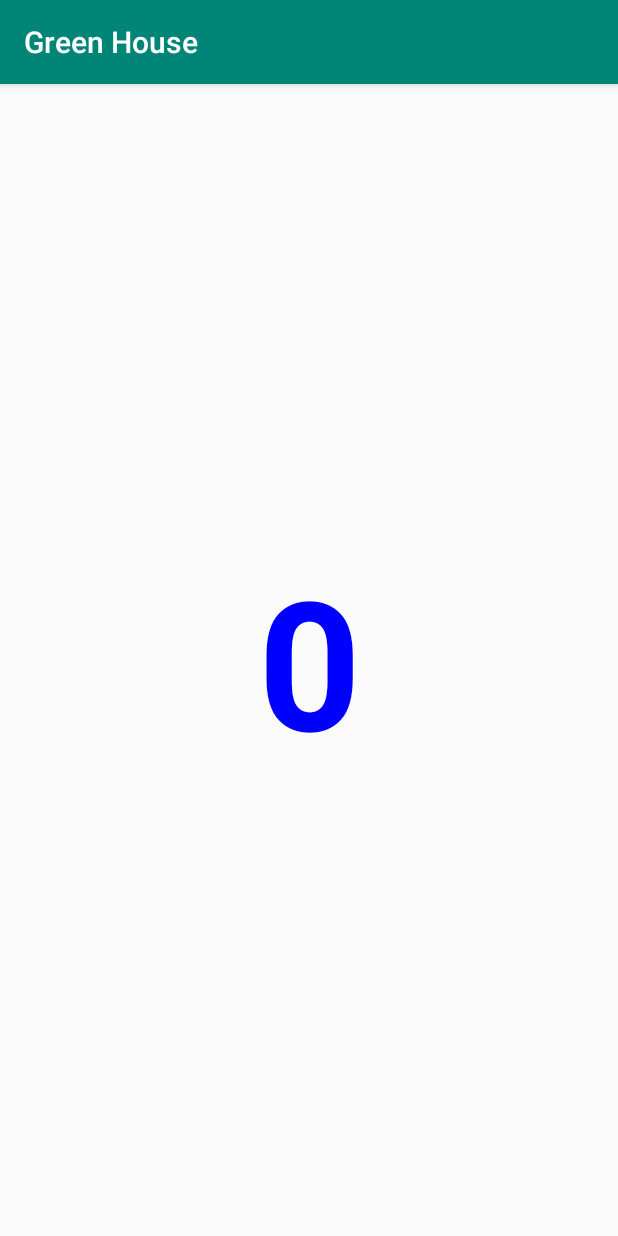
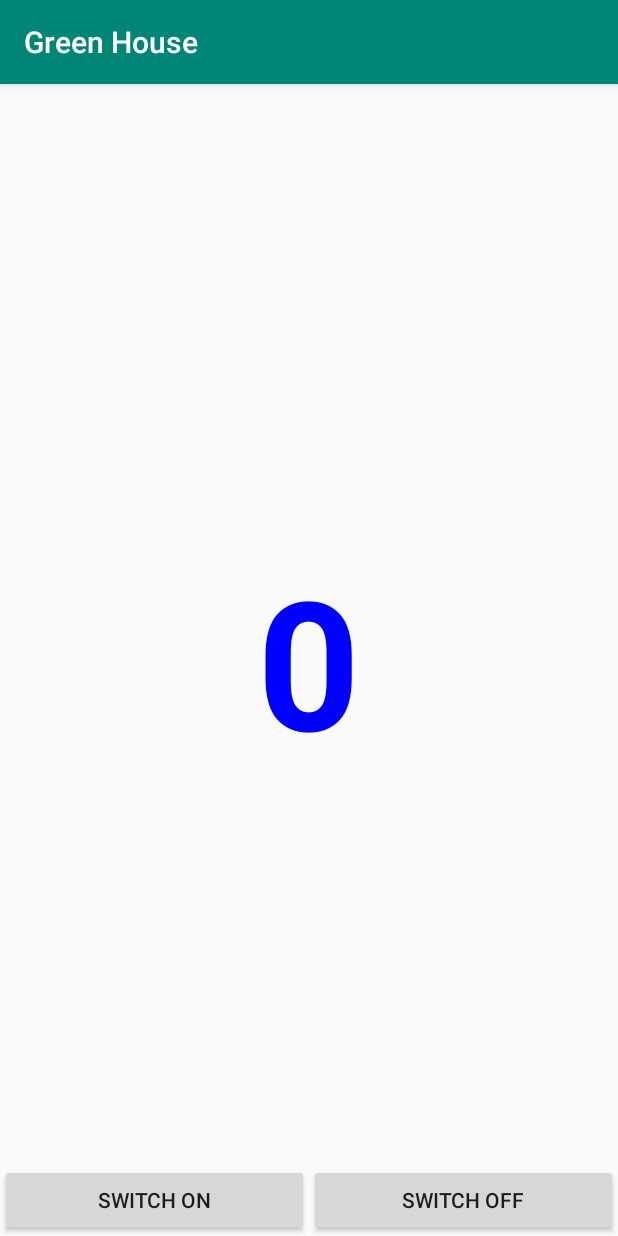
Before and after one commit to PhdPattanapong/GreenHouse, an Android app: the screen it shows after launch (MainActivity), on a phone screen of 412 x 824 dp. Run offline under Robolectric (Android 15) with nearby library versions, the phone set to English and light mode, and no system bars; our stand-ins replace Firebase (no records; nobody signed in at launch, a user with empty details on screens opened directly); 1 statement that could not run was skipped.

Commit message:
Listener of Switch Sucess

```diff
--- a/app/src/main/java/thailand/thathiew/pattanapong/greenhouse/MainActivity.java
+++ b/app/src/main/java/thailand/thathiew/pattanapong/greenhouse/MainActivity.java
@@ -5,8 +5,11 @@ import android.support.annotation.NonNull;
 import android.support.v7.app.AppCompatActivity;
 import android.os.Bundle;
 import android.util.Log;
+import android.view.View;
+import android.widget.Button;
 import android.widget.TextView;
 
+import com.google.android.gms.tasks.OnSuccessListener;
 import com.google.firebase.database.DataSnapshot;
 import com.google.firebase.database.DatabaseError;
 import com.google.firebase.database.DatabaseReference;
@@ -14,6 +17,11 @@ import com.google.firebase.database.FirebaseDatabase;
 import com.google.firebase.database.ValueEventListener;
 
 import java.security.PrivateKey;
+import java.text.DateFormat;
+import java.text.SimpleDateFormat;
+import java.util.Calendar;
+import java.util.ResourceBundle;
+import java.util.zip.DataFormatException;
 
 public class MainActivity extends AppCompatActivity {
 
@@ -42,6 +50,31 @@ public class MainActivity extends AppCompatActivity {
                 Log.d("27NovV1","numberInt ==> "+numberInt);
                 textView.setText(Integer.toString(numberInt));
 
+               // Config Color
+                if (numberInt>=50) {
+                    textView.setTextColor(Color.RED);
+
+
+                    Calendar calendar = Calendar.getInstance();
+                    DateFormat dateFormat = new SimpleDateFormat("dd/MM/yyyy HH:mm:ss");
+                    String dateString = dateFormat.format(calendar.getTime());
+                    Log.d("27NovV1", "dateString ==> "+dateString);
+
+
+                    DateTimeModel dateTimeModel = new DateTimeModel(dateString, numberInt);
+                    FirebaseDatabase firebaseDatabase1 = FirebaseDatabase.getInstance();
+                    DatabaseReference databaseReference1 = firebaseDatabase1.getReference()
+                            .child("RedData");
+                    databaseReference1.child(dateString).setValue(dateTimeModel).addOnSuccessListener(new OnSuccessListener<Void>() {
+                        @Override
+                        public void onSuccess(Void aVoid) {
+
+                        }
+                    });
+
+
+                } // if
+
             } // onDataChange
 
             @Override
@@ -50,6 +83,29 @@ public class MainActivity extends AppCompatActivity {
             }
         });
 
+
+        // Control Switch
+
+        Button switchButton =findViewById(R.id.btnSwitchOn);
+        switchButton.setOnClickListener(new View.OnClickListener() {
+            @Override
+            public void onClick(View v) {
+                updateFirebase(1);
+            }
+        });
+
+        Button switchOffButton = findViewById(R.id.btnSwitchOFF);
+       switchOffButton.setOnClickListener(new View.OnClickListener() {
+           @Override
+           public void onClick(View v) {
+               updateFirebase(0);
+           }
+       });
+
     }   // Main Method
 
+    private void updateFirebase(int i) {
+
+    }
+
 }   // Main Class
--- a/app/src/main/res/layout/activity_main.xml
+++ b/app/src/main/res/layout/activity_main.xml
@@ -1,5 +1,5 @@
 <?xml version="1.0" encoding="utf-8"?>
-<android.support.constraint.ConstraintLayout xmlns:android="http://schemas.android.com/apk/res/android"
+<RelativeLayout xmlns:android="http://schemas.android.com/apk/res/android"
     xmlns:app="http://schemas.android.com/apk/res-auto"
     xmlns:tools="http://schemas.android.com/tools"
     android:layout_width="match_parent"
@@ -13,9 +13,29 @@
         android:layout_width="wrap_content"
         android:layout_height="wrap_content"
         android:text="0000"
-        app:layout_constraintBottom_toBottomOf="parent"
-        app:layout_constraintLeft_toLeftOf="parent"
-        app:layout_constraintRight_toRightOf="parent"
-        app:layout_constraintTop_toTopOf="parent" />
+        android:layout_centerInParent="true" />
+    <LinearLayout
+        android:layout_alignParentBottom="true"
+        android:orientation="horizontal"
+        android:layout_width="match_parent"
+        android:layout_height="wrap_content">
 
-</android.support.constraint.ConstraintLayout>
+   <Button
+       android:id="@+id/btnSwitchOn"
+       android:text="Switch ON"
+       android:layout_weight="1"
+       android:layout_width="match_parent"
+       android:layout_height="wrap_content" />
+
+        <Button
+            android:id="@+id/btnSwitchOFF"
+            android:text="Switch OFF"
+            android:layout_weight="1"
+            android:layout_width="match_parent"
+            android:layout_height="wrap_content" />
+    </LinearLayout>
+
+
+
+
+</RelativeLayout>
```
Also changed, not shown: app/src/main/java/thailand/thathiew/pattanapong/greenhouse/DateTimeModel.java (added, +67 -0 lines).
